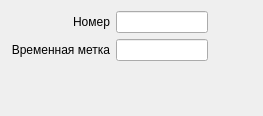
ksv141/NetTester, file common/nettest.ui: the form before one commit.
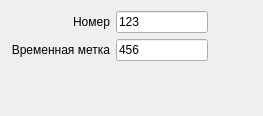
The form after the commit.

Commit message: nettest get & set field data released

The edit to the form file:
```diff
--- a/common/nettest.ui
+++ b/common/nettest.ui
@@ -32,8 +32,11 @@
      <property name="inputMask">
       <string/>
      </property>
+     <property name="text">
+      <string>456</string>
+     </property>
      <property name="readOnly">
-      <bool>true</bool>
+      <bool>false</bool>
      </property>
     </widget>
    </item>
@@ -56,10 +59,10 @@
       <string/>
      </property>
      <property name="text">
-      <string/>
+      <string>123</string>
      </property>
      <property name="readOnly">
-      <bool>true</bool>
+      <bool>false</bool>
      </property>
     </widget>
    </item>
```
The commit also changes 1 other file.
